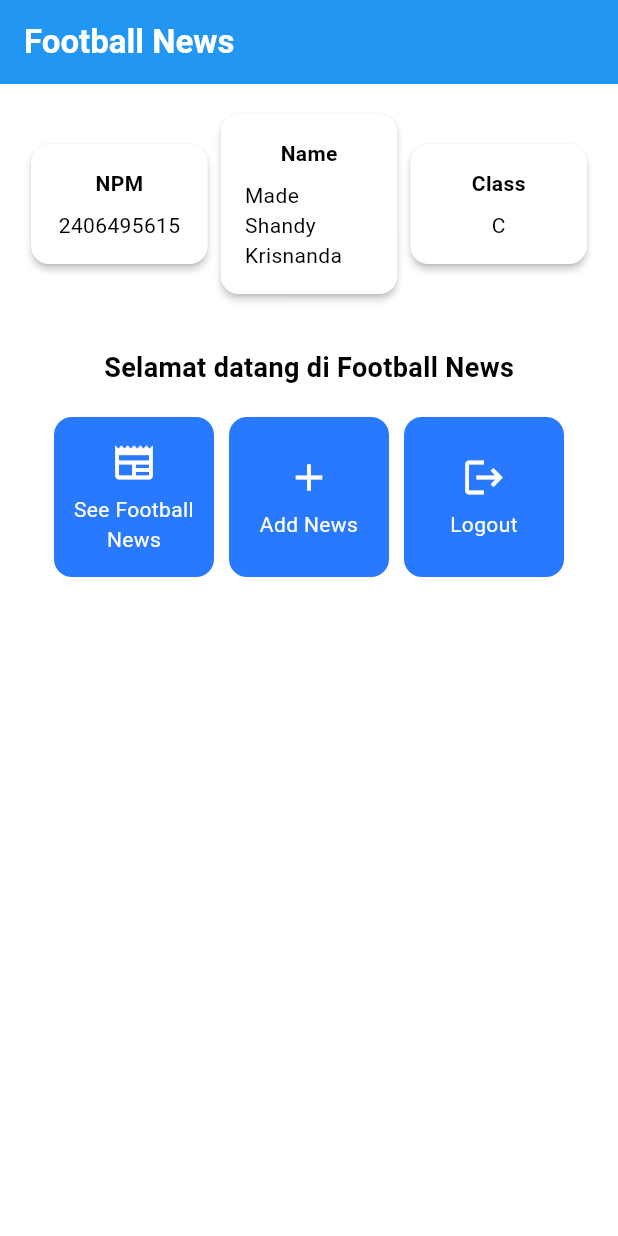
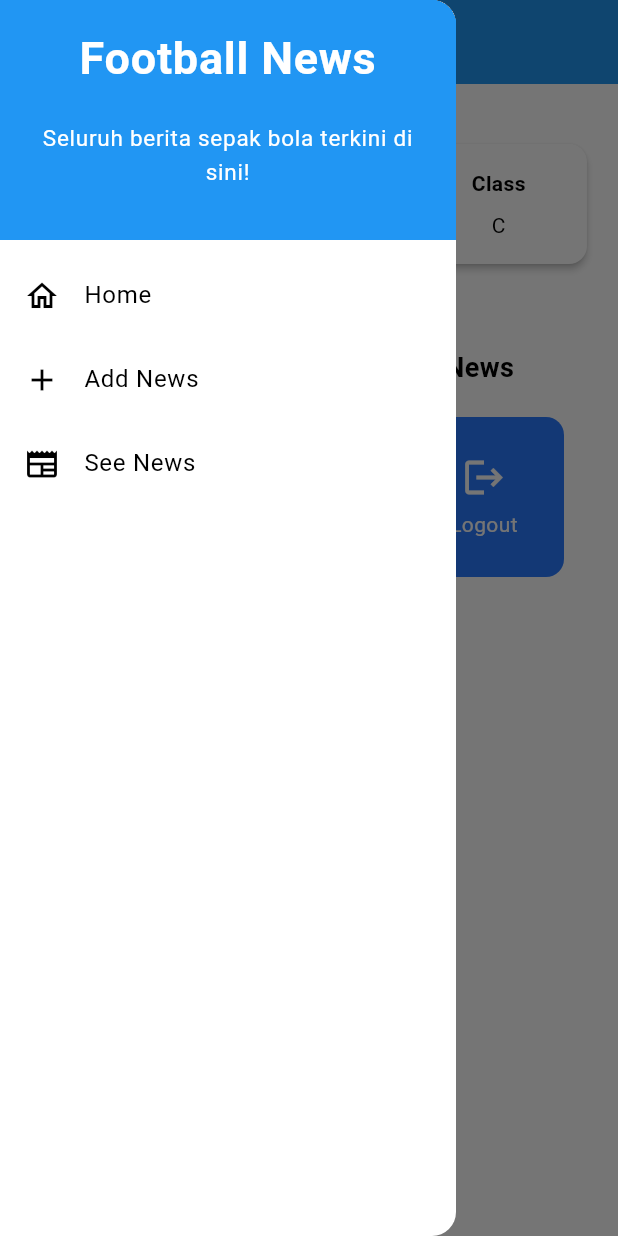
Before and after one commit to azzelll/football-news-mobile, a Flutter app: the screen it shows after launch, with the side drawer open (before the commit the screen has no drawer), on a phone screen of 412 x 824 dp. Run offline on Flutter 3.47's test engine with Material 3 defaults, Android fonts, the phone set to English and light mode, and no system bars.

Commit message:
finish tutorial 7

```diff
--- a/football_news/lib/main.dart
+++ b/football_news/lib/main.dart
@@ -1,5 +1,6 @@
 import 'package:flutter/material.dart';
-import 'package:football_news/menu.dart';
+import 'package:football_news/screens/menu.dart';
+import 'package:football_news/screens/newslist_form.dart';
 
 void main() {
   runApp(const MyApp());
--- a/football_news/lib/menu.dart
+++ b/football_news/lib/screens/menu.dart
@@ -1,4 +1,6 @@
 import 'package:flutter/material.dart';
+import 'package:football_news/widgets/left_drawer.dart';
+import 'package:football_news/widgets/news_card.dart';
 
 class MyHomePage extends StatelessWidget {
     MyHomePage({super.key}); //sudah ada pada code sebelumnya
@@ -33,6 +35,7 @@ class MyHomePage extends StatelessWidget {
               .colorScheme
               .primary,
         ),
+        drawer: const LeftDrawer(),
         // Body halaman dengan padding di sekelilingnya.
         body: Padding(
           padding: const EdgeInsets.all(16.0),
@@ -130,61 +133,8 @@ class InfoCard extends StatelessWidget {
 }
 
 class ItemHomepage {
- final String name;
- final IconData icon;
+  final String name;
+  final IconData icon;
 
- ItemHomepage(this.name, this.icon);
+  ItemHomepage(this.name, this.icon);
 }
-
-class ItemCard extends StatelessWidget {
-  // Menampilkan kartu dengan ikon dan nama.
-
-  final ItemHomepage item;
-
-  const ItemCard(this.item, {super.key});
-
-  @override
-  Widget build(BuildContext context) {
-    return Material(
-      // Menentukan warna latar belakang dari tema aplikasi.
-      color: Theme.of(context).colorScheme.secondary,
-      // Membuat sudut kartu melengkung.
-      borderRadius: BorderRadius.circular(12),
-
-      child: InkWell(
-        // Aksi ketika kartu ditekan.
-        onTap: () {
-          // Menampilkan pesan SnackBar saat kartu ditekan.
-          ScaffoldMessenger.of(context)
-            ..hideCurrentSnackBar()
-            ..showSnackBar(
-              SnackBar(content: Text("Kamu telah menekan tombol ${item.name}!"))
-            );
-        },
-        // Container untuk menyimpan Icon dan Text
-        child: Container(
-          padding: const EdgeInsets.all(8),
-          child: Center(
-            child: Column(
-              // Menyusun ikon dan teks di tengah kartu.
-              mainAxisAlignment: MainAxisAlignment.center,
-              children: [
-                Icon(
-                  item.icon,
-                  color: Colors.white,
-                  size: 30.0,
-                ),
-                const Padding(padding: EdgeInsets.all(3)),
-                Text(
-                  item.name,
-                  textAlign: TextAlign.center,
-                  style: const TextStyle(color: Colors.white),
-                ),
-              ],
-            ),
-          ),
-        ),
-      ),
-    );
-  }
-}
--- /dev/null
+++ b/football_news/lib/widgets/left_drawer.dart
@@ -0,0 +1,79 @@
+import 'package:flutter/material.dart';
+import 'package:football_news/screens/menu.dart';
+import 'package:football_news/screens/newslist_form.dart';
+
+class LeftDrawer extends StatelessWidget {
+  const LeftDrawer({super.key});
+
+  @override
+  Widget build(BuildContext context) {
+    return Drawer(
+      child: ListView(
+        children: [
+          const DrawerHeader(
+            decoration: BoxDecoration(
+              color: Colors.blue,
+            ),
+            child: Column(
+              children: [
+                Text(
+                  'Football News',
+                  textAlign: TextAlign.center,
+                  style: TextStyle(
+                    fontSize: 30,
+                    fontWeight: FontWeight.bold,
+                    color: Colors.white,
+                  ),
+                ),
+                Padding(padding: EdgeInsets.all(10)),
+                Text(
+                  'Seluruh berita sepak bola terkini di sini!',
+                  textAlign: TextAlign.center,
+                  style: TextStyle(
+                    fontSize: 15,
+                    color: Colors.white,
+                    fontWeight: FontWeight.normal,
+                  ),
+                ),
+              ],
+            ),
+          ),
+          ListTile(
+            leading: const Icon(Icons.home_outlined),
+            title: const Text('Home'),
+            onTap: () {
+              Navigator.pushReplacement(
+                context,
+                MaterialPageRoute(builder: (context) => MyHomePage()),
+              );
+            },
+          ),
+          ListTile(
+            leading: const Icon(Icons.add),
+            title: const Text('Add News'),
+            onTap: () {
+              Navigator.pushReplacement(
+                context,
+                MaterialPageRoute(builder: (context) => NewsFormPage()),
+              );
+              ScaffoldMessenger.of(context)
+                ..hideCurrentSnackBar()
+                ..showSnackBar(
+                  const SnackBar(
+                    content: Text("Kamu telah menekan tombol Add News!"),
+                  ),
+                );
+            },
+          ),
+          ListTile(
+            leading: const Icon(Icons.newspaper),
+            title: const Text('See News'),
+            onTap: () {
+              Navigator.pushReplacementNamed(context, '/');
+            },
+          ),
+        ],
+      ),
+    );
+  }
+}
--- /dev/null
+++ b/football_news/lib/widgets/news_card.dart
@@ -0,0 +1,61 @@
+import 'package:flutter/material.dart';
+import 'package:football_news/screens/menu.dart';
+import 'package:football_news/screens/newslist_form.dart';
+
+class ItemCard extends StatelessWidget {
+  // Menampilkan kartu dengan ikon dan nama.
+
+  final ItemHomepage item;
+
+  const ItemCard(this.item, {super.key});
+
+  @override
+  Widget build(BuildContext context) {
+    return Material(
+      // Menentukan warna latar belakang dari tema aplikasi.
+      color: Theme.of(context).colorScheme.secondary,
+      // Membuat sudut kartu melengkung.
+      borderRadius: BorderRadius.circular(12),
+
+      child: InkWell(
+        // Aksi ketika kartu ditekan.
+        onTap: () {
+          // Menampilkan pesan SnackBar saat kartu ditekan.
+          ScaffoldMessenger.of(context)
+            ..hideCurrentSnackBar()
+            ..showSnackBar(
+              SnackBar(
+                content: Text("Kamu telah menekan tombol ${item.name}!"),
+              ),
+            );
+          // Navigate ke route yang sesuai (tergantung jenis tombol)
+          if (item.name == "Add News") {
+            Navigator.push(
+              context,
+              MaterialPageRoute(builder: (context) => const NewsFormPage()),
+            );
+          }
+        },
+        // Container untuk menyimpan Icon dan Text
+        child: Container(
+          padding: const EdgeInsets.all(8),
+          child: Center(
+            child: Column(
+              // Menyusun ikon dan teks di tengah kartu.
+              mainAxisAlignment: MainAxisAlignment.center,
+              children: [
+                Icon(item.icon, color: Colors.white, size: 30.0),
+                const Padding(padding: EdgeInsets.all(3)),
+                Text(
+                  item.name,
+                  textAlign: TextAlign.center,
+                  style: const TextStyle(color: Colors.white),
+                ),
+              ],
+            ),
+          ),
+        ),
+      ),
+    );
+  }
+}
```
Also changed, not shown: football_news/form_sample/analysis_options.yaml (added, +28 -0 lines), football_news/form_sample/lib/main.dart (added, +64 -0 lines), football_news/form_sample/pubspec.yaml (added, +89 -0 lines), football_news/lib/screens/newslist_form.dart (added, +222 -0 lines), football_news/form_sample/pubspec.lock (added), 124 other files.
